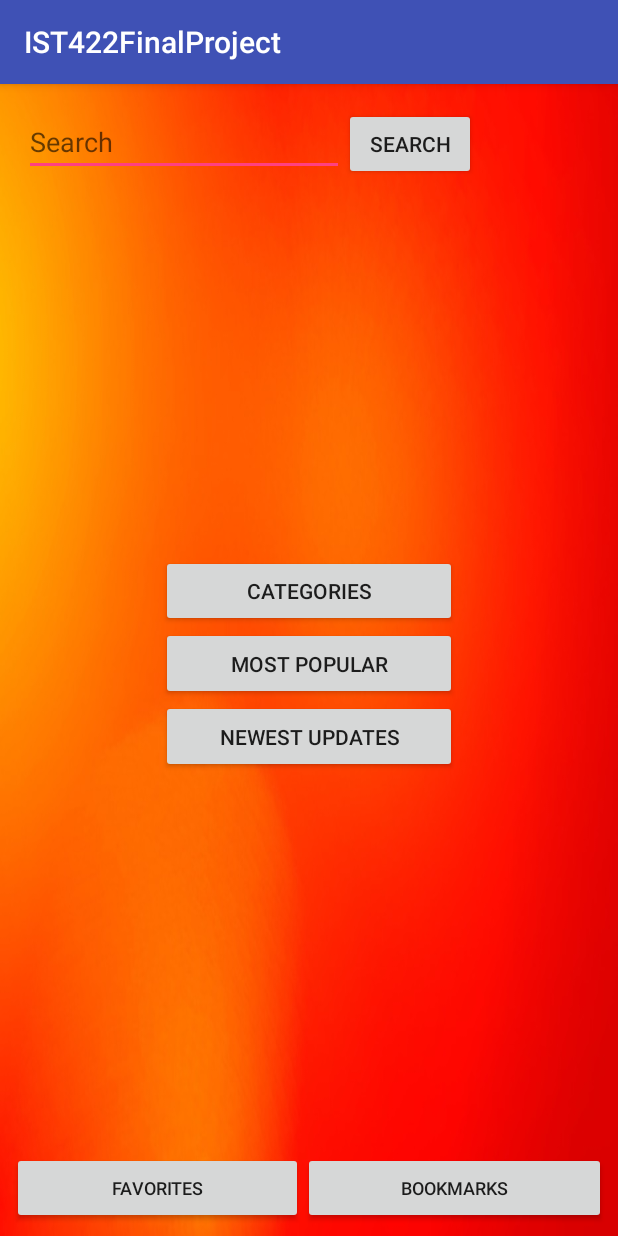
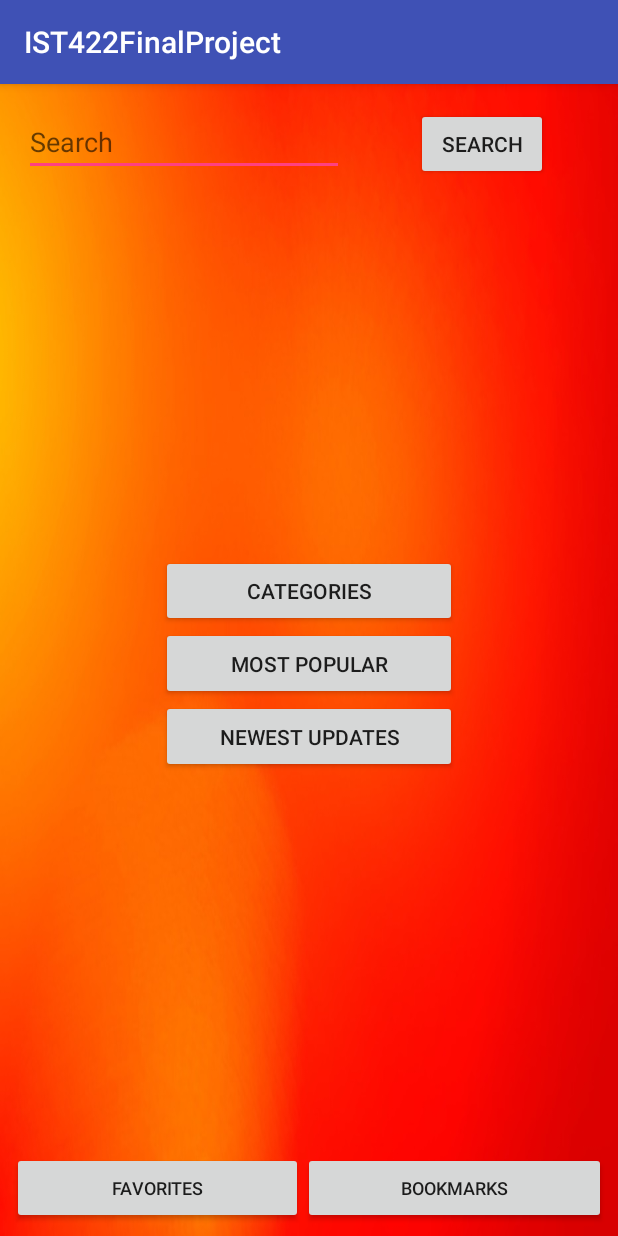
Before and after one commit to carldibert/CAT-Reader, an Android app: the MangaMainPage screen opened directly, with no data from a screen before it, on a phone screen of 412 x 824 dp. Run offline under Robolectric (Android 15) with nearby library versions, the phone set to English and light mode, and no system bars.

Commit message:
Pushing changes to make sure they work for carl

```diff
--- a/app/src/main/res/layout/search.xml
+++ b/app/src/main/res/layout/search.xml
@@ -55,13 +55,14 @@
         android:id="@+id/button"
         android:layout_width="wrap_content"
         android:layout_height="wrap_content"
+        android:layout_marginStart="48dp"
         android:text="@string/search"
         app:layout_constraintBaseline_toBaselineOf="@+id/searchBox"
         app:layout_constraintStart_toEndOf="@+id/searchBox" />
 
     <LinearLayout
         android:id="@+id/linearLayout4"
-        android:layout_width="0dp"
+        android:layout_width="wrap_content"
         android:layout_height="0dp"
         android:orientation="horizontal"
         app:layout_constraintBottom_toBottomOf="parent"
```
